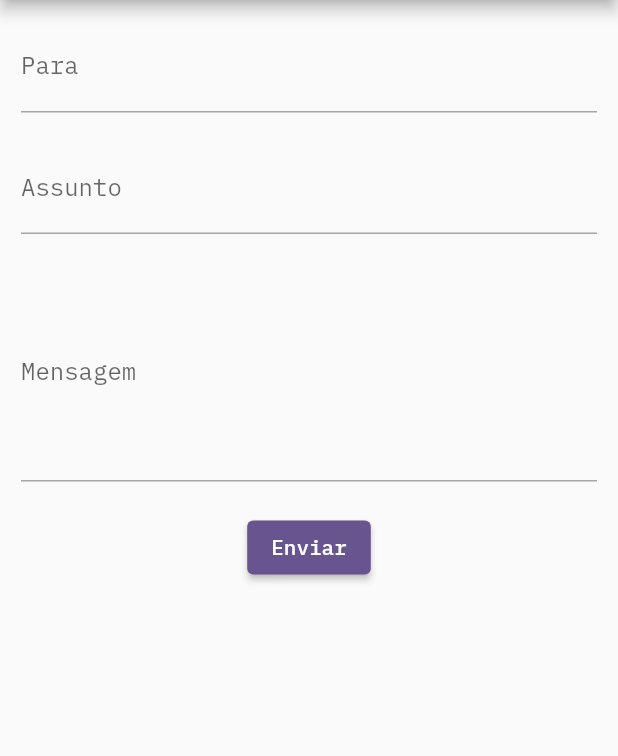
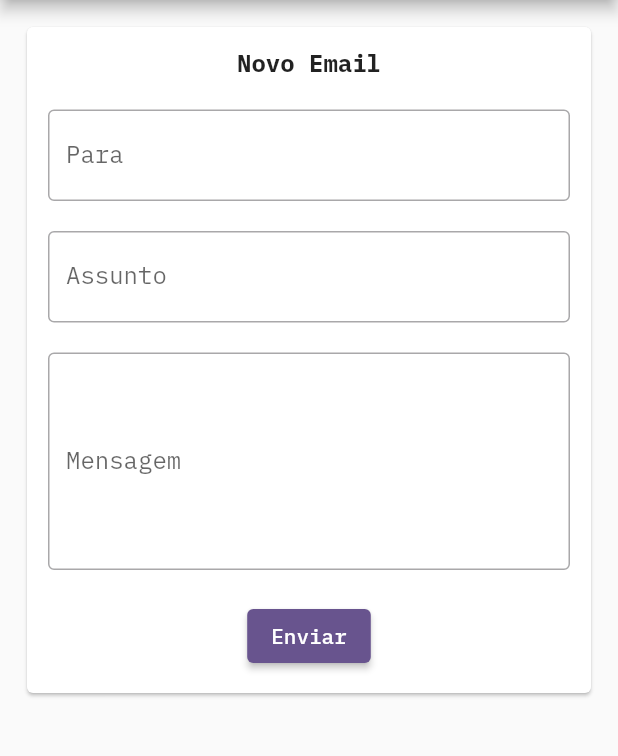
Before and after one commit to manoelpiovesan/email-sender-front, a Flutter app: the EmailForm screen opened directly, on a phone screen of 412 x 824 dp, the part 84-840 px from its top. Run offline on Flutter 3.47's test engine with Material 3 defaults, Android fonts, the light colour scheme and no system bars; our stand-ins replace google_fonts; missing offline and left inert: window_size; network calls fail; statements that could not run were skipped.

Commit message:
feat: email details view

```diff
--- a/lib/views/form/email_form.dart
+++ b/lib/views/form/email_form.dart
@@ -31,15 +31,28 @@ class _EmailFormState extends State<EmailForm> {
           ],
         ),
       ),
-      body: Form(
+      body: Padding(
+        padding: const EdgeInsets.all(14),
+        child: Card(
+          child: Form(
             key: _formKey,
             child: Padding(
               padding: const EdgeInsets.all(14),
               child: Column(
+                mainAxisSize: MainAxisSize.min,
                 children: <Widget>[
+                  const Text(
+                    'Novo Email',
+                    style: TextStyle(
+                      fontWeight: FontWeight.bold,
+                      fontSize: 16,
+                    ),
+                  ),
+                  const SizedBox(height: 20),
                   TextFormField(
                     onSaved: (String? value) => _email.email = value!,
                     decoration: const InputDecoration(
+                      border: OutlineInputBorder(),
                       labelText: 'Para',
                       hintText: 'Email do destinatário',
                     ),
@@ -48,6 +61,7 @@ class _EmailFormState extends State<EmailForm> {
                   TextFormField(
                     onSaved: (String? value) => _email.subject = value!,
                     decoration: const InputDecoration(
+                      border: OutlineInputBorder(),
                       labelText: 'Assunto',
                       hintText: 'Assunto do email',
                     ),
@@ -56,6 +70,7 @@ class _EmailFormState extends State<EmailForm> {
                   TextFormField(
                     onSaved: (String? value) => _email.message = value!,
                     decoration: const InputDecoration(
+                      border: OutlineInputBorder(),
                       labelText: 'Mensagem',
                       hintText: 'Corpo do email',
                     ),
@@ -77,6 +92,8 @@ class _EmailFormState extends State<EmailForm> {
               ),
             ),
           ),
+        ),
+      ),
     );
   }
 }
--- a/lib/views/lists/email_list.dart
+++ b/lib/views/lists/email_list.dart
@@ -1,5 +1,6 @@
 import 'package:emailsenderfront/consumers/email_consumer.dart';
 import 'package:emailsenderfront/models/email_model.dart';
+import 'package:emailsenderfront/views/details/email_details.dart';
 import 'package:emailsenderfront/views/form/email_form.dart';
 import 'package:flutter/material.dart';
 
@@ -81,6 +82,9 @@ class _EmailListState extends State<EmailList> {
                         ),
                       ),
                       child: ListTile(
+                        onTap: () {
+                          navigateToEmailDetails(snapshot.data![index]);
+                        },
                         // leading: Icon(
                         //   Icons.email,
                         //   color: snapshot.data![index].status.color,
@@ -149,4 +153,16 @@ class _EmailListState extends State<EmailList> {
 
     setState(() {});
   }
+
+  Future<void> navigateToEmailDetails(Email email) async {
+    await Navigator.of(context).push(
+      MaterialPageRoute<Widget>(
+        builder: (BuildContext context) {
+          return EmailDetail(email: email);
+        },
+      ),
+    );
+
+    setState(() {});
+  }
 }
```
Also changed, not shown: lib/views/details/email_details.dart (added, +83 -0 lines). Lines whose indentation alone changed are shown as unchanged.
